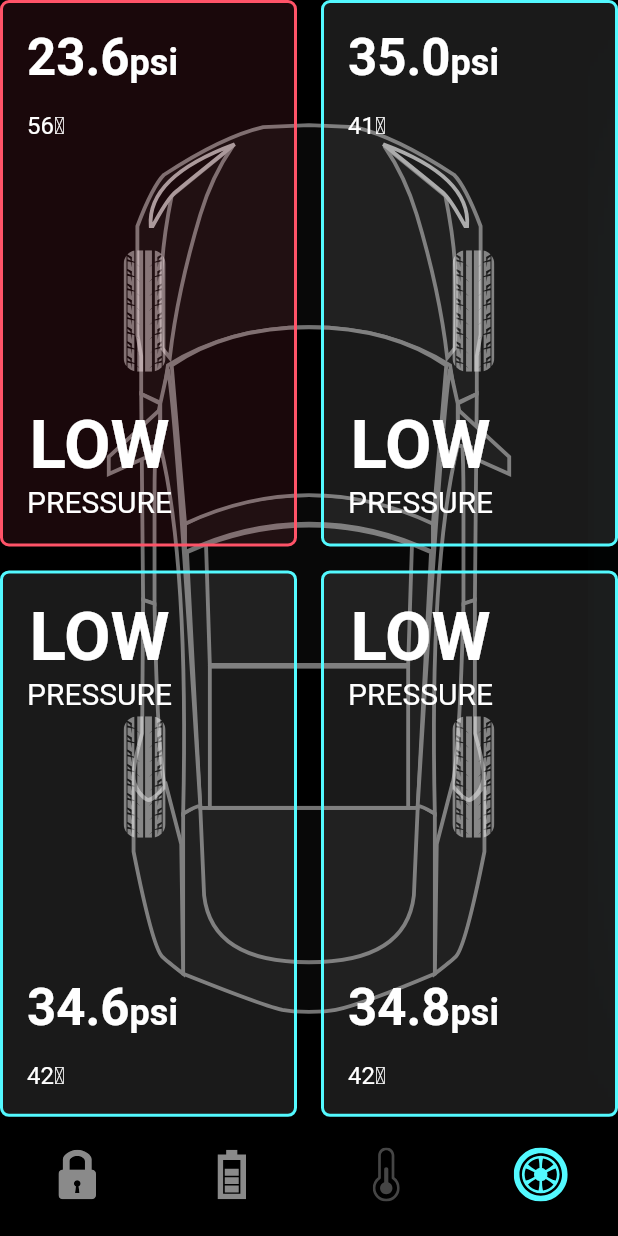
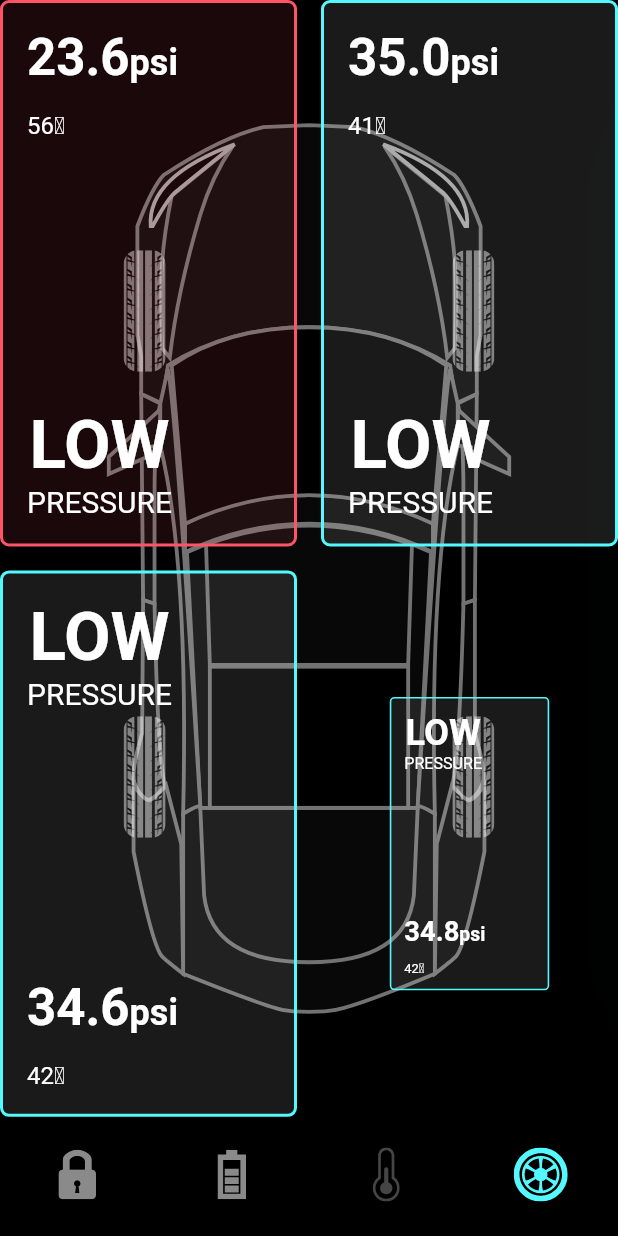
Before and after one commit to AdrianoEdu/Tesla-Animation-Flutter, a Flutter app: the screen it shows after launch, item 4 of the bottom bar chosen, on a phone screen of 412 x 824 dp. Run offline on Flutter 3.47's test engine with Material 2 defaults, Android fonts, the phone set to English and light mode, and no system bars; our stand-ins replace flutter_svg.

Commit message:
Git commit
[UPD] Update home_controller.dart, Implemetns new animation in controller.
[UPD] Update home_screen.dart, create controller animations and implements animation.

```diff
--- a/lib/home_controller.dart
+++ b/lib/home_controller.dart
@@ -7,8 +7,24 @@ class HomeController extends ChangeNotifier {
     bool isTrunkLock = true;
     bool isCoolSelected = true;
     bool isShowTyre = false;
+    bool isShowTyreStatus = false;
 
     int selectedBottomTab = 0;
+
+    void tyreStatusController(index)
+    {
+      if(selectedBottomTab != 3 && index == 3) {
+        isShowTyreStatus = true;
+        notifyListeners();
+      }
+      else
+      {
+        Future.delayed(const Duration(milliseconds: 800), () {
+          isShowTyreStatus = false;
+          notifyListeners();
+        });
+      }
+    }
 
     void showTyreController(int index) {
       if (selectedBottomTab != 3 && index == 3) {
--- a/lib/screens/home_screen.dart
+++ b/lib/screens/home_screen.dart
@@ -8,6 +8,7 @@ import 'package:teslacaranimation/model/TyrePsi.dart';
 
 import '../components/shared/battery_status/batteryStatus.dart';
 import '../components/shared/door_lock/door_lock.dart';
+import '../components/shared/tyre_psi_card/tyre_psi_card.dart';
 import '../components/shared/tyres/tyres.dart';
 import '../enum/enum.dart';
 import '../components/shared/testa_bottom_navigation/tesla_bottom_navigation.dart';
@@ -31,7 +32,13 @@ class _HomeScreenState extends State<HomeScreen> with TickerProviderStateMixin{
   late Animation<double> _animationTempShowInfo;
   late Animation<double> _animationCoolGlow;
 
+  late AnimationController _tyreAnimationcontroller;
+  late Animation<double> _animationTyrePs1;
+  late Animation<double> _animationTyrePs2;
+  late Animation<double> _animationTyrePs3;
+  late Animation<double> _animationTyrePs4;
 
+  late List<Animation<double>> _tyreAnimations;
 
   void setupBatteryAnimation(){
     _batteryAnimationController = AnimationController(
@@ -73,10 +80,41 @@ class _HomeScreenState extends State<HomeScreen> with TickerProviderStateMixin{
 
   }
 
+  void setupTyreAnimation() {
+    _tyreAnimationcontroller = AnimationController(
+      vsync: this,
+      duration: const Duration(milliseconds: 1200),
+    );
+
+    _animationTyrePs1 = CurvedAnimation(
+      parent: _tyreAnimationcontroller,
+      curve: const Interval(0.34, 0.5),
+    );
+     _animationTyrePs2 = CurvedAnimation(
+      parent: _tyreAnimationcontroller,
+      curve: const Interval(0.5, 0.66),
+    );
+     _animationTyrePs3 = CurvedAnimation(
+      parent: _tyreAnimationcontroller,
+      curve: const Interval(0.66, 0.82),
+    );
+     _animationTyrePs4 = CurvedAnimation(
+      parent: _tyreAnimationcontroller,
+      curve: const Interval(0.82, 1),
+    );
+  }
+
   @override
   void initState() {
     setupBatteryAnimation();
     setupTempAnimation();
+    setupTyreAnimation();
+    _tyreAnimations = [
+      _animationTyrePs1,
+      _animationTyrePs2,
+      _animationTyrePs3,
+      _animationTyrePs4,
+    ];
     super.initState();
   }
 
@@ -84,6 +122,7 @@ class _HomeScreenState extends State<HomeScreen> with TickerProviderStateMixin{
   void dispose() {
     _batteryAnimationController.dispose();
     _tempAnimationController.dispose();
+    _tyreAnimationcontroller.dispose();
     super.dispose();
   }
 
@@ -109,11 +148,21 @@ class _HomeScreenState extends State<HomeScreen> with TickerProviderStateMixin{
       }
     }
 
+    void selectShowHideAnimationTyre(index) {
+      if (index == BottomNavigationBarIndex.TYRE.index) {
+        _tyreAnimationcontroller.forward();
+      }
+      if(_controller.selectedBottomTab == 3 && index != 3) {
+        _tyreAnimationcontroller.reverse();
+      }
+    }
+
     return AnimatedBuilder(
       animation: Listenable.merge([
         _controller,
         _batteryAnimationController,
-        _tempAnimationController
+        _tempAnimationController,
+        _tyreAnimationcontroller
       ]),
       builder: (context, snapshot) {
         return Scaffold(
@@ -121,8 +170,10 @@ class _HomeScreenState extends State<HomeScreen> with TickerProviderStateMixin{
             onTap: (index) {
               selectShowHideAnimationLock(index);
               selectShowHideAnimationBattery(index);
+              selectShowHideAnimationTyre(index);
 
               _controller.showTyreController(index);
+              _controller.tyreStatusController(index);
               _controller.onBottomnavigationChange(index);
             },
             selectTab: _controller.selectedBottomTab,
@@ -187,6 +238,7 @@ class _HomeScreenState extends State<HomeScreen> with TickerProviderStateMixin{
                         ),
                       ),
                     if (_controller.isShowTyre)...tyres(constraints),
+                    if (_controller.isShowTyreStatus)
                     GridView.builder(
                       itemCount: 4,
                       physics: const NeverScrollableScrollPhysics(),
@@ -196,10 +248,13 @@ class _HomeScreenState extends State<HomeScreen> with TickerProviderStateMixin{
                         crossAxisSpacing: defaultPadding,
                         childAspectRatio: constraints.maxWidth / constraints.maxHeight,
                       ),
-                      itemBuilder: (context, index) => TyrePsiCard(
-                        isBottomTwoTyre:
-                        index > 1,
-                        tyrePsi: demoPsiList[index]
+                      itemBuilder: (context, index) => ScaleTransition(
+                        scale: _tyreAnimations[index],
+                        child: TyrePsiCard(
+                          isBottomTwoTyre:
+                          index > 1,
+                          tyrePsi: demoPsiList[index]
+                        ),
                       ),
                       )
                   ],
@@ -210,105 +265,6 @@ class _HomeScreenState extends State<HomeScreen> with TickerProviderStateMixin{
         );
       }
     );
-  }
-}
-
-class TyrePsiCard extends StatelessWidget {
-  const TyrePsiCard({
-    Key? key,
-    required this.isBottomTwoTyre,
-    required this.tyrePsi,
-  }): super(key: key);
-
-  final bool isBottomTwoTyre;
-  final TyrePsi tyrePsi;
-
-  @override
-  Widget build(BuildContext context) {
-    return Container(
-      padding: const EdgeInsets.all(defaultPadding),
-      decoration: BoxDecoration(
-        color: tyrePsi.isLowPressure ? redColor.withOpacity(0.1) : Colors.white10,
-        border: Border.all(
-          color: tyrePsi.isLowPressure ? redColor : primaryColor,
-          width: 2,
-        ),
-        borderRadius: const BorderRadius.all(Radius.circular((6))),
-
-      ),
-    child: isBottomTwoTyre
-    ? Column(
-      crossAxisAlignment: CrossAxisAlignment.start,
-      children: [
-        lowPressureText(context),
-        const Spacer(),
-        psiText(context, psi: tyrePsi.psi.toString()),
-        const SizedBox(height: defaultPadding),
-        Text(
-          '${tyrePsi.temp}\u2103',
-          style: const TextStyle(fontSize:16 , color: Colors.white),
-        ),
-      ]
-    )
-    : Column(
-      crossAxisAlignment: CrossAxisAlignment.start,
-      children: [
-        psiText(context, psi: tyrePsi.psi.toString()),
-        const SizedBox(height: defaultPadding),
-        Text(
-          '${tyrePsi.temp}\u2103',
-          style: const TextStyle(fontSize:16 , color: Colors.white),
-        ),
-        const Spacer(),
-        lowPressureText(context),
-      ],
-    ),
-    );
-  }
-
-  Column lowPressureText(BuildContext context) {
-    return Column(
-      children: [
-        Text(
-            'LOW',
-            style: Theme.of(context)
-                .textTheme
-                .headline3!
-                .copyWith(
-                  color: Colors.white,
-                  fontWeight: FontWeight.w600
-                ),
-          ),
-          const Text(
-          'PRESSURE',
-          style: TextStyle(fontSize: 20, color: Colors.white),
-        )
-      ],
-    );
-  }
-
-  Text psiText(BuildContext context, {required String psi}) {
-    return Text.rich(
-        TextSpan(
-          text: psi,
-          style: Theme.of(context)
-              .textTheme
-              .headline4!
-              .copyWith(
-                fontWeight: FontWeight.w600,
-                color: Colors.white,
-              ),
-          children: const [
-            TextSpan(
-              text: 'psi',
-              style: TextStyle(
-                fontSize: 24,
-                color: Colors.white,
-              )
-            ),
-          ],
-        ),
-      );
   }
 }
 
```
